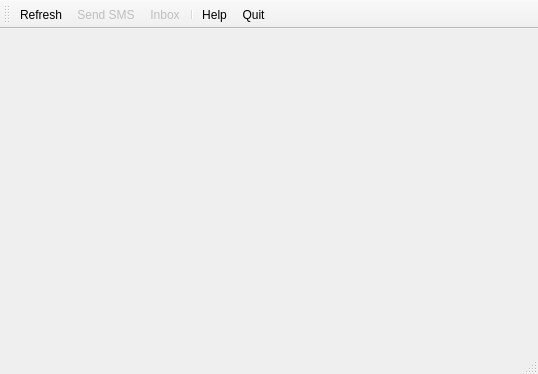
This is SMS.ui in MIKNOTAURO/Bluetooth-SMS_PyQt4 as Qt 5 draws it before an edit. The edited form follows.
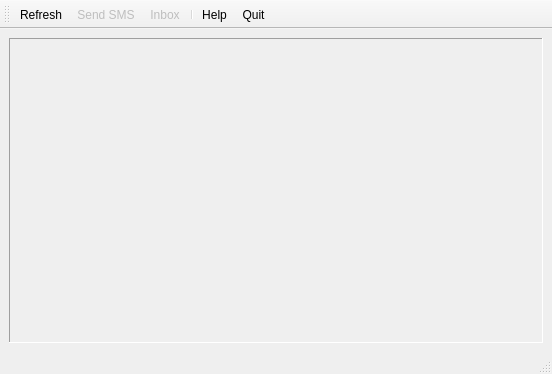
This is the edited form. Icons and pictures are not drawn.

What changed in the file:
```diff
--- a/SMS.ui
+++ b/SMS.ui
@@ -6,10 +6,16 @@
    <rect>
     <x>0</x>
     <y>0</y>
-    <width>538</width>
+    <width>552</width>
     <height>374</height>
    </rect>
   </property>
+  <property name="minimumSize">
+   <size>
+    <width>383</width>
+    <height>247</height>
+   </size>
+  </property>
   <property name="windowTitle">
    <string>SMS Service</string>
   </property>
@@ -31,7 +37,10 @@
     <item>
      <widget class="QScrollArea" name="scrollArea">
       <property name="frameShape">
-       <enum>QFrame::NoFrame</enum>
+       <enum>QFrame::Panel</enum>
+      </property>
+      <property name="frameShadow">
+       <enum>QFrame::Sunken</enum>
       </property>
       <property name="widgetResizable">
        <bool>true</bool>
@@ -41,17 +50,17 @@
         <rect>
          <x>0</x>
          <y>0</y>
-         <width>530</width>
-         <height>307</height>
+         <width>532</width>
+         <height>293</height>
         </rect>
        </property>
        <widget class="QWidget" name="widget" native="true">
         <property name="geometry">
          <rect>
-          <x>10</x>
-          <y>10</y>
-          <width>501</width>
-          <height>281</height>
+          <x>50</x>
+          <y>40</y>
+          <width>120</width>
+          <height>80</height>
          </rect>
         </property>
        </widget>
```
